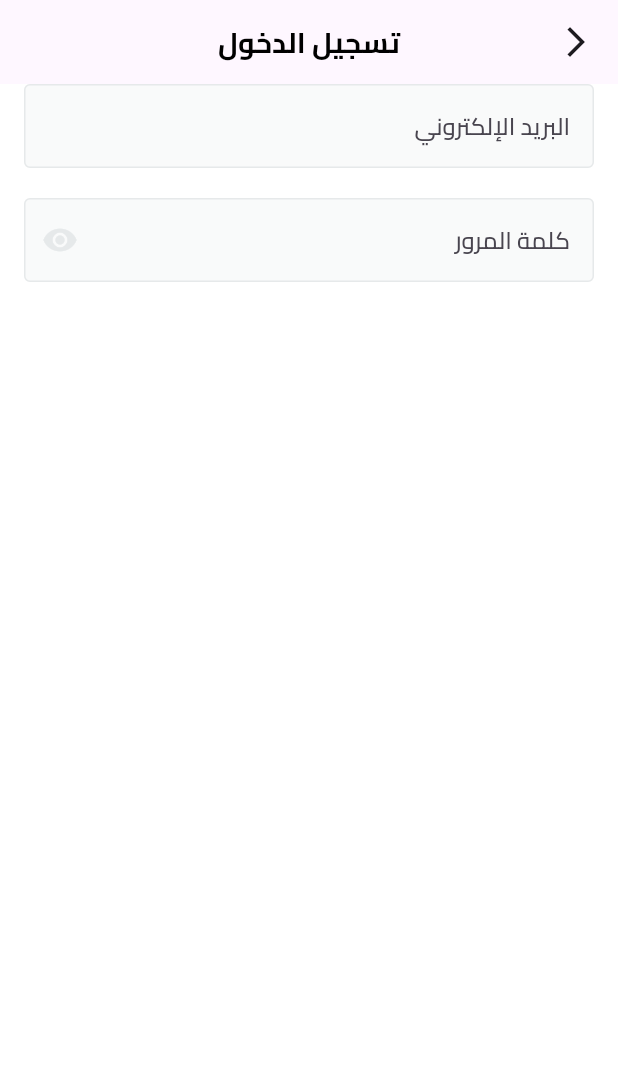
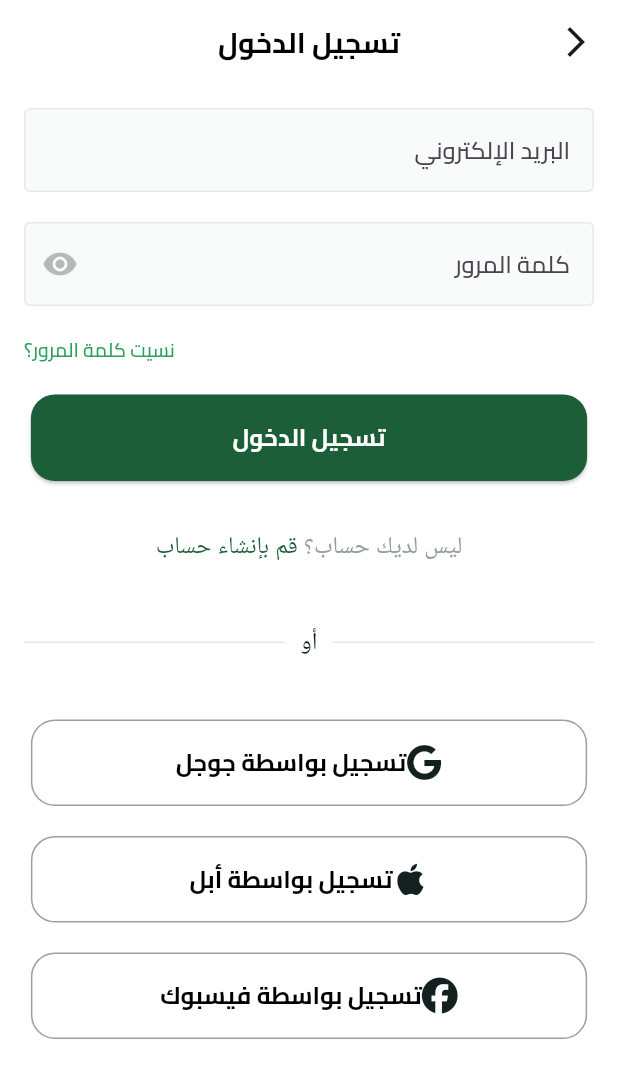
Before and after one commit to ZiadAhmedH/E-Commerce-app, a Flutter app: the screen it shows after launch, after a tap on "تخط", on a phone screen of 412 x 824 dp. Shown: the top 1078 px of the screen. Run offline on Flutter 3.47's test engine with Material 3 defaults, Android fonts, the phone set to English and light mode, and no system bars; our stand-ins replace dots_indicator, flutter_svg, font_awesome_flutter, shared_preferences.

Commit message:
finsh login view UI

```diff
--- /dev/null
+++ b/devtools_options.yaml
@@ -0,0 +1,3 @@
+description: This file stores settings for Dart & Flutter DevTools.
+documentation: https://docs.flutter.dev/tools/devtools/extensions#configure-extension-enablement-states
+extensions:
--- a/lib/core/utils/app_color.dart
+++ b/lib/core/utils/app_color.dart
@@ -2,10 +2,21 @@ import 'package:flutter/material.dart';
 
 class AppColor {
   static const Color primaryColor = Color(0xFF1B5E37);
+  static const Color primaryLightColor = Color(0xFF2D9F5D);
+
   static const Color secondaryColor = Color(0xFFF4A91F);
 
+
+  // white
+  static const Color white = Color(0xFFFFFFFF);
 
   // gray
   static const Color graylight = Color(0xFFF9FAFA);
   static const Color grayHeavyLight = Color(0xFFE6E9EA);
+  static const Color gray = Color(0xFFB7B9B9);
+  static const Color gray1 = Color(0xFF949D9E);
+
+
+  // black
+  static const Color black = Color(0xFF141F1F);
 }
--- a/lib/core/widgets/custem_text_feild.dart
+++ b/lib/core/widgets/custem_text_feild.dart
@@ -30,7 +30,7 @@ class CustemTextFormFeild extends StatelessWidget {
         focusedBorder: borderBulider(),
         fillColor: AppColor.graylight,
         filled: true,
-        suffixIcon: isPassword? Icon(iconData, color: AppColor.grayHeavyLight,) : null,
+        suffixIcon: isPassword? Icon(iconData, color: AppColor.gray,) : null,
       ),
 
     );
--- a/lib/features/auth/presentation/view/login_view.dart
+++ b/lib/features/auth/presentation/view/login_view.dart
@@ -10,7 +10,7 @@ class LoginView extends StatelessWidget {
   Widget build(BuildContext context) {
     return Scaffold(
       backgroundColor: Colors.white,
-      appBar:buildAppBar(context, title: S.of(context).login),
+      appBar:buildAppBar(context, title: S.of(context).login ),
       body: const LoginViewBody(),
     );
   }
--- a/lib/features/auth/presentation/view/widgets/custom_app_bar.dart
+++ b/lib/features/auth/presentation/view/widgets/custom_app_bar.dart
@@ -4,6 +4,7 @@ import 'package:flutter/material.dart';
 AppBar buildAppBar(context, {required String title}) {
     return AppBar(
       title: CustomText(text: title, color: Colors.black, fontSize: 19, fontWeight: FontWeight.w700),
+      backgroundColor: Colors.white,
       centerTitle: true,
       leading: IconButton(
         icon: const Icon(Icons.arrow_back_ios_new_outlined),
--- /dev/null
+++ b/lib/features/auth/presentation/view/widgets/login_custom_btn.dart
@@ -0,0 +1,38 @@
+import 'package:ecommerce_app/core/widgets/custom_text.dart';
+import 'package:flutter/material.dart';
+
+class LoginCustomBtn extends StatelessWidget {
+
+  final String text;
+  final Color color;
+  final VoidCallback onPressed;
+  final Icon icon;
+  const LoginCustomBtn({
+    super.key,
+    required this.text,
+    required this.color,
+    required this.onPressed,required this.icon,
+  });
+
+  @override
+  Widget build(BuildContext context) {
+    return SizedBox(
+      width: MediaQuery.of(context).size.width * 0.9,
+      height: MediaQuery.of(context).size.height * 0.07,
+      child: Container(
+        decoration: BoxDecoration(
+          color: color,
+          borderRadius: BorderRadius.circular(16),
+          border: Border.all(color: Colors.grey, width: 1),
+        ),
+        child: Row(
+          mainAxisAlignment: MainAxisAlignment.center,
+          children: [
+            icon,
+            CustomText(text: text, color: Colors.black, fontSize: 16, fontWeight: FontWeight.w700),
+          ],
+        ),
+      ),
+    );
+  }
+}
--- a/lib/features/auth/presentation/view/widgets/login_view_body.dart
+++ b/lib/features/auth/presentation/view/widgets/login_view_body.dart
@@ -1,7 +1,13 @@
 import 'package:ecommerce_app/core/constents.dart';
+import 'package:ecommerce_app/core/utils/app_color.dart';
 import 'package:ecommerce_app/core/widgets/custem_text_feild.dart';
+import 'package:ecommerce_app/core/widgets/custem_widgets.dart';
+import 'package:ecommerce_app/core/widgets/custom_text.dart';
 import 'package:ecommerce_app/generated/l10n.dart';
 import 'package:flutter/material.dart';
+import 'package:font_awesome_flutter/font_awesome_flutter.dart';
+
+import 'login_custom_btn.dart';
 
 class LoginViewBody extends StatelessWidget {
   const LoginViewBody({super.key});
@@ -13,6 +19,9 @@ class LoginViewBody extends StatelessWidget {
       child: SingleChildScrollView(
         child: Column(
           children: [
+            const SizedBox(
+              height:KhorizontalPadding ,
+            ),
             CustemTextFormFeild(
               hintText: S.of(context).email,
               controller: TextEditingController(),
@@ -20,9 +29,9 @@ class LoginViewBody extends StatelessWidget {
               isPassword: false,
               textInputType: TextInputType.emailAddress,
             ),
-            const SizedBox(
-              height: 20,
-            ),
+
+            const SizedBox(height: 20,),
+
             CustemTextFormFeild(
               hintText: S.of(context).password,
               controller: TextEditingController(),
@@ -30,6 +39,120 @@ class LoginViewBody extends StatelessWidget {
               isPassword: true,
               textInputType: TextInputType.visiblePassword,
             ),
+
+            const SizedBox(height: 20,),
+
+            Row(
+              mainAxisAlignment: MainAxisAlignment.end,
+              children: [
+                CustomText(
+                  text: S.of(context).forgot_password,
+                  color: AppColor.primaryLightColor,
+                  fontSize: 13,
+                  fontWeight: FontWeight.w500,
+                ),
+              ],
+            ),
+
+            const SizedBox(height: 20,),
+
+
+           // join button
+            CustemButtom(
+              text: S.of(context).login,
+              color: AppColor.primaryColor,
+              onPressed: () {
+                // Handle login action
+              },
+            ),
+
+            const SizedBox(height: 32,),
+
+            Text.rich(
+              TextSpan(
+                text: S.of(context).dont_have_an_account,
+                style: const TextStyle(
+                  color: AppColor.gray1,
+                  fontSize: 16,
+                  fontWeight: FontWeight.w500,
+                ),
+
+                children: [
+                  TextSpan(
+                    text: " ${S.of(context).create_account}",
+                    style: const TextStyle(
+                      color: AppColor.primaryColor,
+                      fontSize: 16,
+                      fontWeight: FontWeight.w500,
+                    ),
+                  ),
+                ],
+              ),
+            ),
+
+            const SizedBox(height: 40),
+
+            Row(
+              children: [
+                Expanded(
+                  child: Container(
+                    height: 1,
+                    color: AppColor.grayHeavyLight,
+                  ),
+                ),
+                const SizedBox(width: 10,),
+                Text.rich(
+                  TextSpan(
+                    text: S.of(context).or,
+                    style: const TextStyle(
+                      color: AppColor.black,
+                      fontSize: 16,
+                      fontWeight: FontWeight.w500,
+                    ),
+                  ),
+                ),
+                const SizedBox(width: 10,),
+                Expanded(
+                  child: Container(
+                    height: 1,
+                    color: AppColor.grayHeavyLight,
+                  ),
+                ),
+              ],
+            ),
+            const SizedBox(height: 40,),
+
+
+            LoginCustomBtn(
+              text: S.of(context).login_with_google,
+              color: AppColor.white,
+             icon: const Icon(FontAwesomeIcons.google, color: AppColor.black,),
+              onPressed: () {
+                // Handle login with Google action
+              },
+            ),
+
+            const SizedBox(height: 20,),
+
+            LoginCustomBtn(
+              text: S.of(context).login_with_apple,
+              color: AppColor.white,
+              icon: const Icon(FontAwesomeIcons.apple, color: AppColor.black,),
+              onPressed: () {
+                // Handle login with Apple action
+              },
+            ),
+            const SizedBox(height: 20,),
+            LoginCustomBtn(
+              text: S.of(context).login_with_facebook,
+              color: AppColor.white,
+              icon: const Icon(FontAwesomeIcons.facebook, color: AppColor.black,),
+              onPressed: () {
+                // Handle login with Facebook action
+              },
+            ),
+            const SizedBox(height: 20,),
+
           ],
         ),
       ),
--- a/lib/l10n/intl_ar.arb
+++ b/lib/l10n/intl_ar.arb
@@ -12,11 +12,13 @@
     "email": "البريد الإلكتروني",
     "password": "كلمة المرور",
     "forgot_password": "نسيت كلمة المرور؟",
+    "dont_have_an_account": "ليس لديك حساب؟",
+    "create_account": "قم بإنشاء حساب",
     "login_button": "تسجيل الدخول",
     "or": "أو",
-    "login_with_google": "تسجيل الدخول باستخدام جوجل",
-    "login_with_apple": "تسجيل الدخول باستخدام آبل",
-    "login_with_facebook": "تسجيل الدخول باستخدام فيسبوك"
+    "login_with_google": "تسجيل بواسطة جوجل",
+    "login_with_apple": "تسجيل بواسطة أبل",
+    "login_with_facebook": "تسجيل بواسطة فيسبوك"
 
 
 
--- a/lib/l10n/intl_en.arb
+++ b/lib/l10n/intl_en.arb
@@ -11,6 +11,8 @@
     "email": "Email",
     "password": "Password",
     "forgot_password": "Forgot Password?",
+    "dont_have_an_account": "Don't have an account?",
+    "create_account": "Create an Account",
     "login_button": "Login",
     "or": "Or",
     "login_with_google": "Login with Google",
--- a/pubspec.yaml
+++ b/pubspec.yaml
@@ -16,6 +16,7 @@ dependencies:
   flutter_localization: ^0.3.2
   dots_indicator: ^4.0.1
   shared_preferences: ^2.5.3
+  font_awesome_flutter: ^10.8.0
 
 dev_dependencies:
   flutter_launcher_icons: ^0.14.3
```
Also changed, not shown: lib/generated/intl/messages_ar.dart, lib/generated/intl/messages_en.dart, lib/generated/l10n.dart, pubspec.lock.
